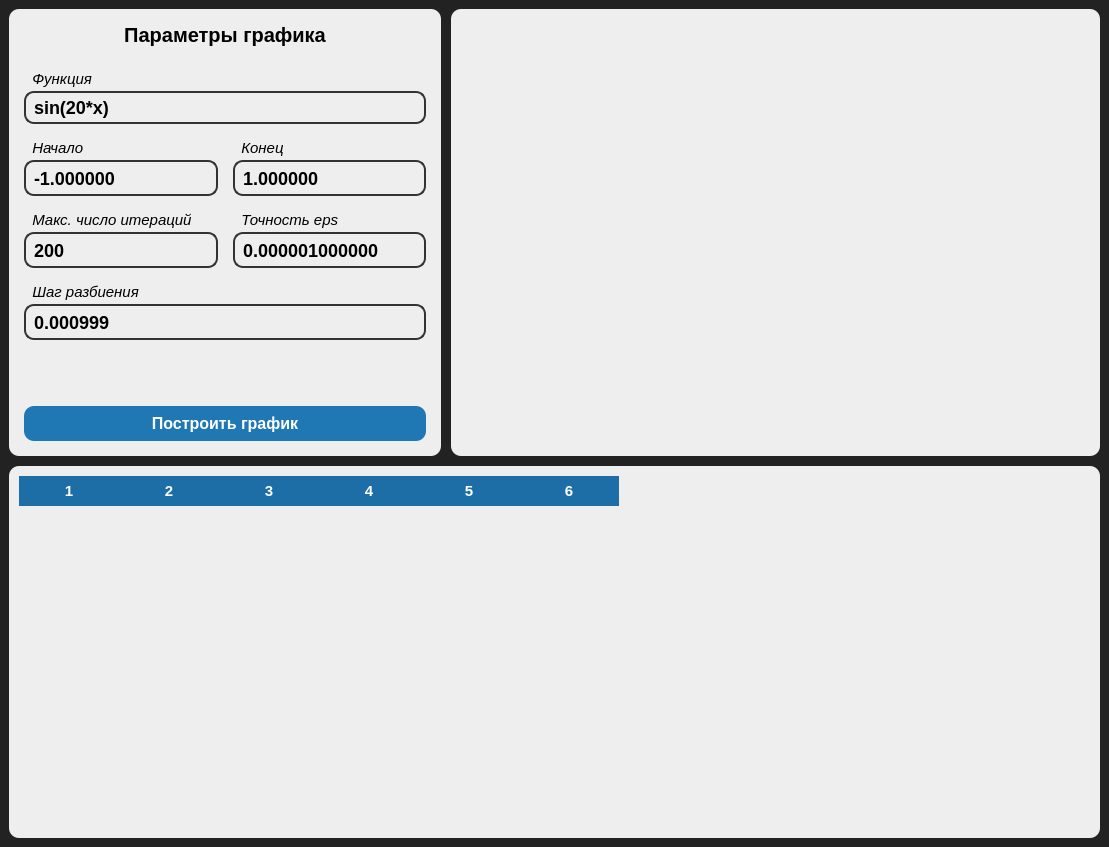
Above: python/lab2/design.ui from Dayz221/BMSTU-C-Py-Labs before the change. Below: the same form after it.
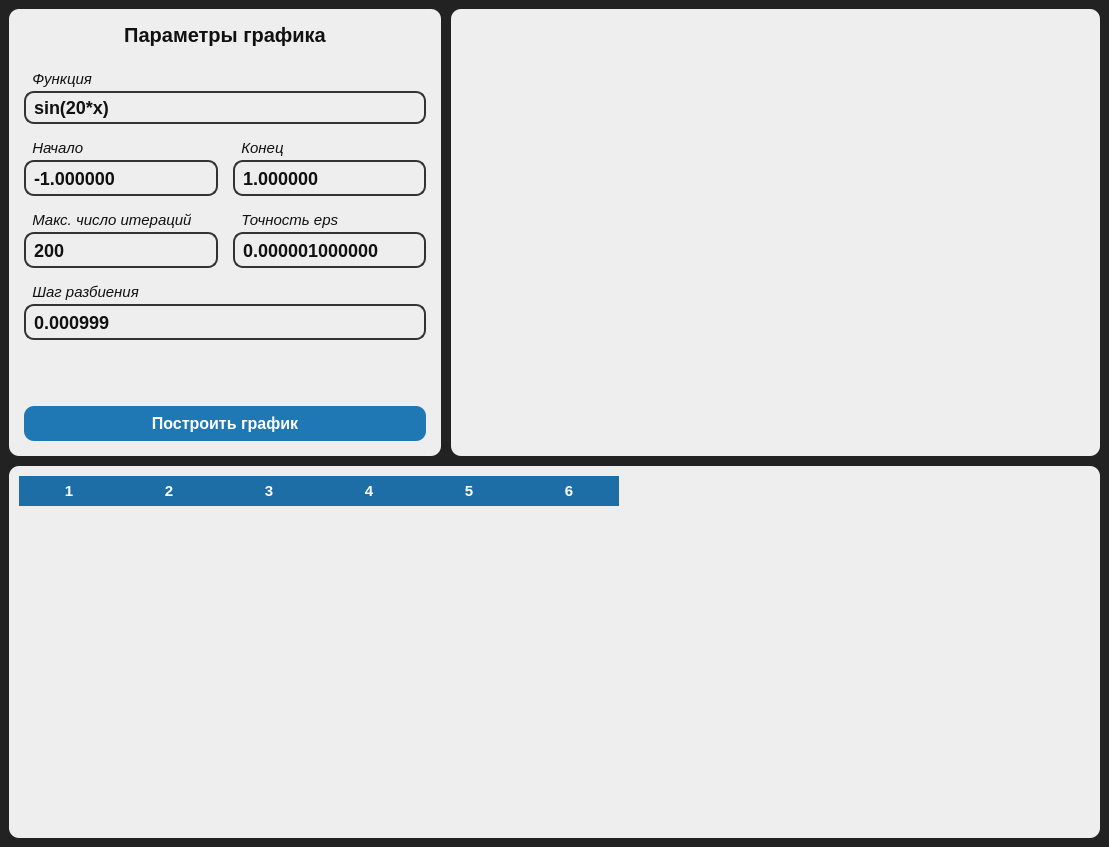
That is the form after the change.

Diff of the .ui file:
```diff
--- a/python/lab2/design.ui
+++ b/python/lab2/design.ui
@@ -24,7 +24,11 @@
   </property>
   <widget class="QWidget" name="centralwidget">
    <property name="styleSheet">
-    <string notr="true">QLineEdit,
+    <string notr="true">* {
+	color: #111;
+}
+
+QLineEdit,
 QDoubleSpinBox,
 QSpinBox {
 	background-color: #eee;
```
